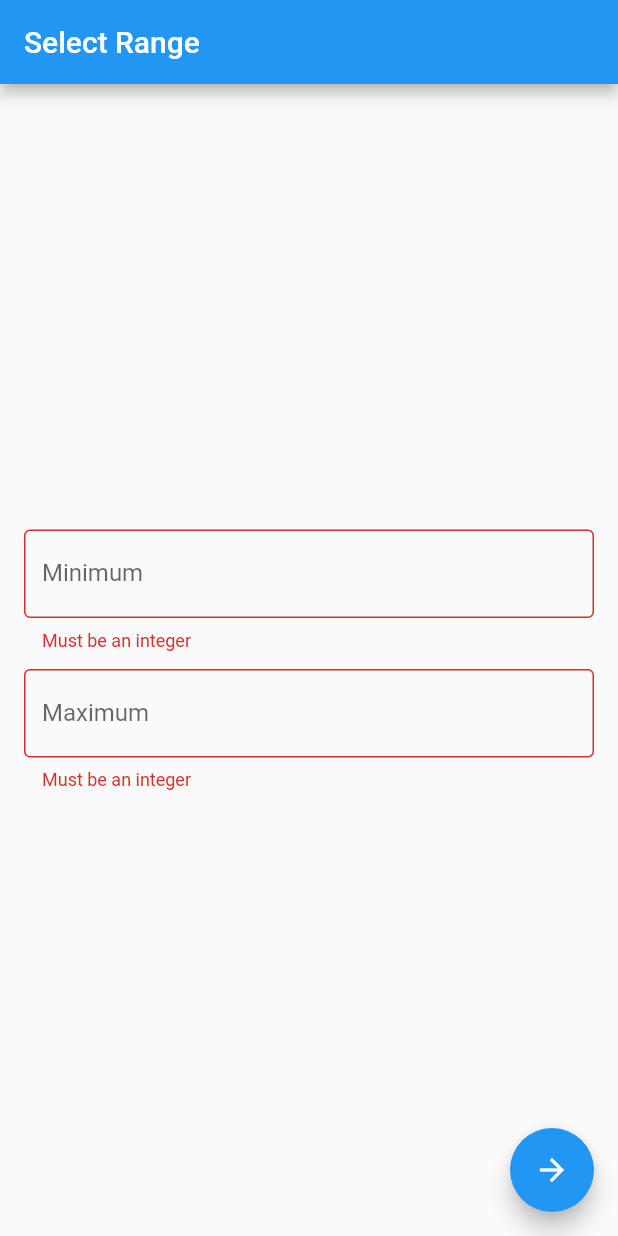
After one commit to vishnuraj-m/RESO_CODER_FLUTTER_RANDOMIZER_APP, a Flutter app: the screen it shows after launch, after a tap on the "arrow forward" icon, on a phone screen of 412 x 824 dp. The commit adds this screen. Run offline on Flutter 3.47's test engine with Material 2 defaults, Android fonts, the phone set to English and light mode, and no system bars.

Commit message:
Extracting the Form Into a Separate Widget

```diff
--- a/lib/main.dart
+++ b/lib/main.dart
@@ -11,9 +11,9 @@ class AppWidget extends StatelessWidget {
   // This widget is the root of your application.
   @override
   Widget build(BuildContext context) {
-    return MaterialApp(
+    return const MaterialApp(
       title: 'Randomizer',
-      home: const RangeSelectorPage(),
+      home: RangeSelectorPage(),
     );
   }
 }
--- /dev/null
+++ b/lib/range_selector_form.dart
@@ -0,0 +1,74 @@
+import 'package:flutter/material.dart';
+
+typedef IntValueSetter = void Function(int value);
+
+class RangeSelectorForm extends StatelessWidget {
+  const RangeSelectorForm({
+    Key? key,
+    required this.formKey,
+    required this.minValueSetter,
+    required this.maxValueSetter,
+  }) : super(key: key);
+
+  final GlobalKey<FormState> formKey;
+  final IntValueSetter minValueSetter;
+  final IntValueSetter maxValueSetter;
+
+  @override
+  Widget build(BuildContext context) {
+    return Form(
+      key: formKey,
+      child: Padding(
+        padding: const EdgeInsets.all(16.0),
+        child: Column(
+          mainAxisAlignment: MainAxisAlignment.center,
+          children: [
+            RangeSelectorTextFormField(
+              labelText: 'Minimum',
+              intValueSetter: minValueSetter,
+            ),
+            const SizedBox(
+              height: 12,
+            ),
+            RangeSelectorTextFormField(
+              labelText: 'Maximum',
+              intValueSetter: maxValueSetter,
+            ),
+          ],
+        ),
+      ),
+    );
+  }
+}
+
+class RangeSelectorTextFormField extends StatelessWidget {
+  const RangeSelectorTextFormField({
+    required this.labelText,
+    required this.intValueSetter,
+    Key? key,
+  }) : super(key: key);
+  final String labelText;
+  final IntValueSetter intValueSetter;
+
+  @override
+  Widget build(BuildContext context) {
+    return TextFormField(
+      decoration: InputDecoration(
+        border: const OutlineInputBorder(),
+        labelText: labelText,
+      ),
+      keyboardType: const TextInputType.numberWithOptions(
+        decimal: false,
+        signed: true,
+      ),
+      validator: (value) {
+        if (value == null || int.tryParse(value) == null) {
+          return 'Must be an integer';
+        } else {
+          return null;
+        }
+      },
+      onSaved: (newValue) => intValueSetter(int.parse(newValue ?? '')),
+    );
+  }
+}
--- a/lib/range_selector_page.dart
+++ b/lib/range_selector_page.dart
@@ -1,4 +1,5 @@
 import 'package:flutter/material.dart';
+import 'package:flutter_foundations/range_selector_form.dart';
 
 class RangeSelectorPage extends StatefulWidget {
   const RangeSelectorPage({super.key});
@@ -18,27 +19,10 @@ class _RangeSelectorPageState extends State<RangeSelectorPage> {
       appBar: AppBar(
         title: const Text('Select Range'),
       ),
-      body: Form(
-        key: formKey,
-        child: Padding(
-          padding: const EdgeInsets.all(16.0),
-          child: Column(
-            mainAxisAlignment: MainAxisAlignment.center,
-            children: [
-              RangeSelectorTextFormField(
-                labelText: 'Minimum',
-                intValueSetter: (value) => _min = value,
-              ),
-              const SizedBox(
-                height: 12,
-              ),
-              RangeSelectorTextFormField(
-                labelText: 'Maximum',
-                intValueSetter: (value) => _max = value,
-              ),
-            ],
-          ),
-        ),
+      body: RangeSelectorForm(
+        formKey: formKey,
+        minValueSetter: (value) => _min = value,
+        maxValueSetter: (value) => _max = value,
       ),
       floatingActionButton: FloatingActionButton(
         child: const Icon(Icons.arrow_forward),
@@ -52,35 +36,3 @@ class _RangeSelectorPageState extends State<RangeSelectorPage> {
     );
   }
 }
-
-class RangeSelectorTextFormField extends StatelessWidget {
-  const RangeSelectorTextFormField({
-    required this.labelText,
-    required this.intValueSetter,
-    Key? key,
-  }) : super(key: key);
-  final String labelText;
-  final void Function(int value) intValueSetter;
-
-  @override
-  Widget build(BuildContext context) {
-    return TextFormField(
-      decoration: InputDecoration(
-        border: const OutlineInputBorder(),
-        labelText: labelText,
-      ),
-      keyboardType: const TextInputType.numberWithOptions(
-        decimal: false,
-        signed: true,
-      ),
-      validator: (value) {
-        if (value == null || int.tryParse(value) == null) {
-          return 'Must be an integer';
-        } else {
-          return null;
-        }
-      },
-      onSaved: (newValue) => intValueSetter(int.parse(newValue ?? '')),
-    );
-  }
-}
```
